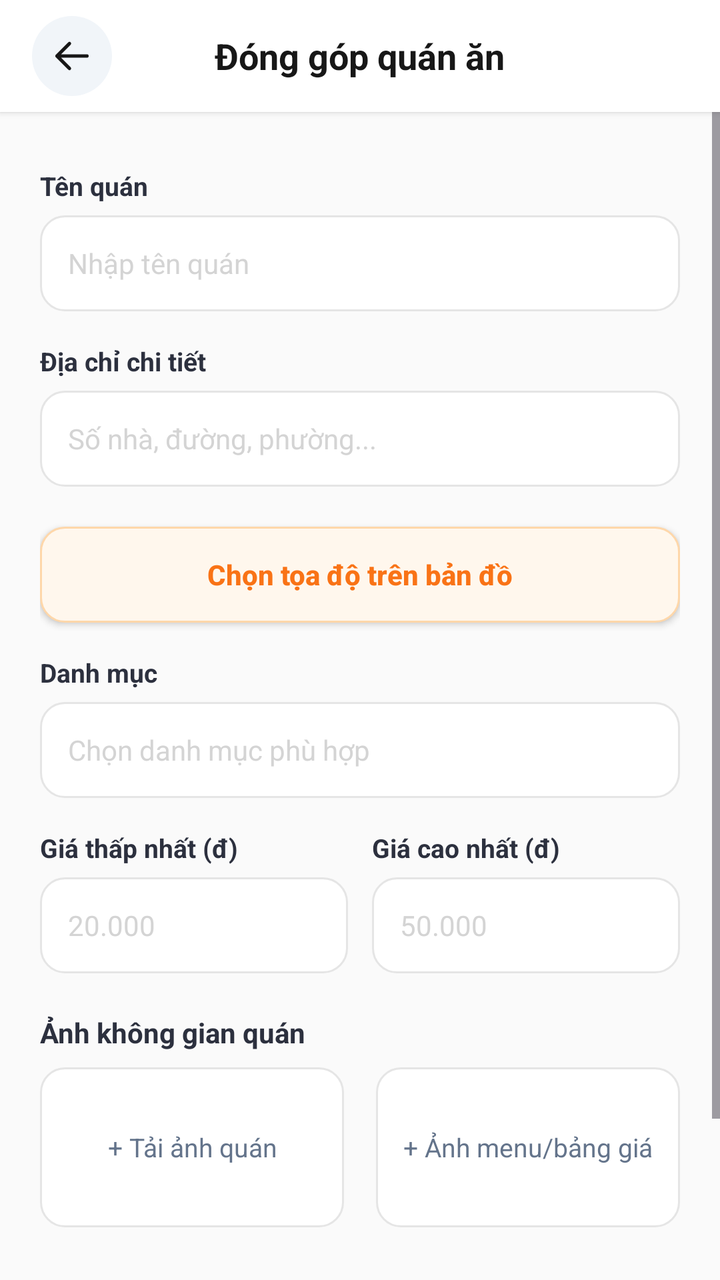
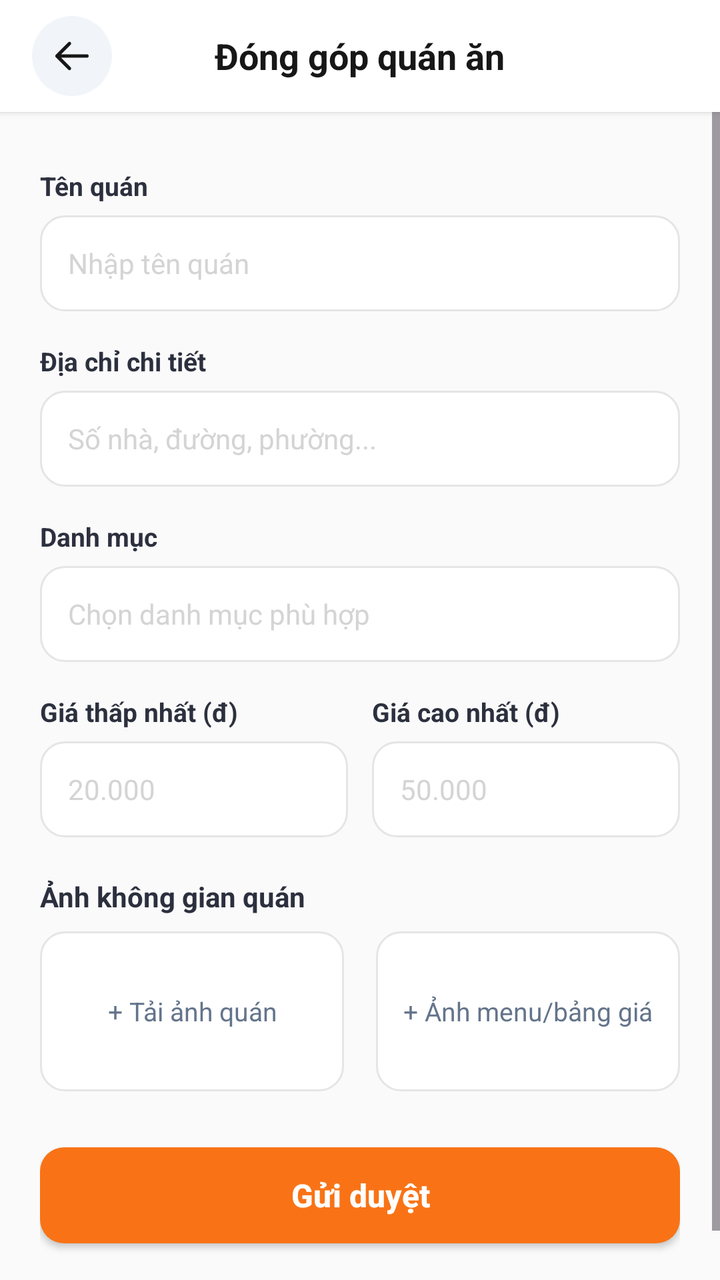

The first picture is an Android layout as it rendered before a commit; the second is the same layout after the commit. The layout source and the unified diff follow.
<!-- AndroidManifest.xml: application theme Theme.Unieats -->
<!-- res/layout/activity_contribute_restaurant.xml -->
<?xml version="1.0" encoding="utf-8"?>
<LinearLayout xmlns:android="http://schemas.android.com/apk/res/android"
    xmlns:app="http://schemas.android.com/apk/res-auto"
    xmlns:tools="http://schemas.android.com/tools"
    android:id="@+id/main"
    android:layout_width="match_parent"
    android:layout_height="match_parent"
    android:background="@color/canvas"
    android:orientation="vertical"
    tools:context=".activities.restaurants.ContributeRestaurantActivity">

    
    <RelativeLayout
        android:layout_width="match_parent"
        android:layout_height="56dp"
        android:background="@color/neutral_0"
        android:elevation="2dp"
        android:paddingHorizontal="16dp">

        <ImageView
            android:id="@+id/tvBack"
            android:layout_width="40dp"
            android:layout_height="40dp"
            android:layout_alignParentStart="true"
            android:layout_centerVertical="true"
            android:background="@drawable/bg_circle_orange"
            android:backgroundTint="#F1F5F9"
            android:clickable="true"
            android:focusable="true"
            android:padding="10dp"
            android:src="@drawable/ic_arrow_left"
            app:tint="@color/neutral_900" />

        <TextView
            android:id="@+id/tvHeaderTitle"
            android:layout_width="wrap_content"
            android:layout_height="wrap_content"
            android:layout_centerInParent="true"
            android:text="Đóng góp quán ăn"
            android:textColor="@color/neutral_900"
            android:textSize="18sp"
            android:textStyle="bold" />
    </RelativeLayout>

    <ScrollView
        android:layout_width="match_parent"
        android:layout_height="match_parent"
        android:fillViewport="true">

        <LinearLayout
            android:layout_width="match_parent"
            android:layout_height="wrap_content"
            android:orientation="vertical"
            android:padding="20dp">

            
            <TextView
                android:layout_width="wrap_content"
                android:layout_height="wrap_content"
                android:layout_marginTop="8dp"
                android:layout_marginBottom="6dp"
                android:text="Tên quán"
                android:textColor="@color/dark_700"
                android:textSize="13sp"
                android:textStyle="bold" />

            <EditText
                android:id="@+id/etName"
                android:layout_width="match_parent"
                android:layout_height="48dp"
                android:background="@drawable/bg_input_field"
                android:hint="Nhập tên quán"
                android:inputType="textPersonName"
                android:paddingHorizontal="14dp"
                android:singleLine="true"
                android:textColor="@color/neutral_900"
                android:textColorHint="@color/neutral_300"
                android:textSize="14sp" />

            
            <TextView
                android:layout_width="wrap_content"
                android:layout_height="wrap_content"
                android:layout_marginTop="16dp"
                android:layout_marginBottom="6dp"
                android:text="Địa chỉ chi tiết"
                android:textColor="@color/dark_700"
                android:textSize="13sp"
                android:textStyle="bold" />

            <EditText
                android:id="@+id/etAddress"
                android:layout_width="match_parent"
                android:layout_height="48dp"
                android:background="@drawable/bg_input_field"
                android:hint="Số nhà, đường, phường..."
                android:inputType="textPostalAddress"
                android:paddingHorizontal="14dp"
                android:singleLine="true"
                android:textColor="@color/neutral_900"
                android:textColorHint="@color/neutral_300"
                android:textSize="14sp" />

            
            <androidx.appcompat.widget.AppCompatButton
                android:id="@+id/btnSelectCoordinates"
                android:layout_width="match_parent"
                android:layout_height="48dp"
                android:layout_marginTop="20dp"
                android:background="@drawable/bg_button_google"
                android:text="Chọn tọa độ trên bản đồ"
                android:textAllCaps="false"
                android:textColor="@color/orange_500"
                android:textSize="14sp"
                android:textStyle="bold" />

            
            <TextView
                android:layout_width="wrap_content"
                android:layout_height="wrap_content"
                android:layout_marginTop="16dp"
                android:layout_marginBottom="6dp"
                android:text="Danh mục"
                android:textColor="@color/dark_700"
                android:textSize="13sp"
                android:textStyle="bold" />

            <EditText
                android:id="@+id/etCategory"
                android:layout_width="match_parent"
                android:layout_height="48dp"
                android:background="@drawable/bg_input_field"
                android:hint="Chọn danh mục phù hợp"
                android:inputType="text"
                android:paddingHorizontal="14dp"
                android:singleLine="true"
                android:textColor="@color/neutral_900"
                android:textColorHint="@color/neutral_300"
                android:textSize="14sp" />

            
            <LinearLayout
                android:layout_width="match_parent"
                android:layout_height="wrap_content"
                android:layout_marginTop="16dp"
                android:orientation="horizontal">

                <LinearLayout
                    android:layout_width="0dp"
                    android:layout_height="wrap_content"
                    android:layout_marginEnd="6dp"
                    android:layout_weight="1"
                    android:orientation="vertical">

                    <TextView
                        android:layout_width="wrap_content"
                        android:layout_height="wrap_content"
                        android:layout_marginBottom="6dp"
                        android:text="Giá thấp nhất (đ)"
                        android:textColor="@color/dark_700"
                        android:textSize="13sp"
                        android:textStyle="bold" />

                    <EditText
                        android:id="@+id/etPriceMin"
                        android:layout_width="match_parent"
                        android:layout_height="48dp"
                        android:background="@drawable/bg_input_field"
                        android:hint="20.000"
                        android:inputType="number"
                        android:paddingHorizontal="14dp"
                        android:singleLine="true"
                        android:textColor="@color/neutral_900"
                        android:textColorHint="@color/neutral_300"
                        android:textSize="14sp" />
                </LinearLayout>

                <LinearLayout
                    android:layout_width="0dp"
                    android:layout_height="wrap_content"
                    android:layout_marginStart="6dp"
                    android:layout_weight="1"
                    android:orientation="vertical">

                    <TextView
                        android:layout_width="wrap_content"
                        android:layout_height="wrap_content"
                        android:layout_marginBottom="6dp"
                        android:text="Giá cao nhất (đ)"
                        android:textColor="@color/dark_700"
                        android:textSize="13sp"
                        android:textStyle="bold" />

                    <EditText
                        android:id="@+id/etPriceMax"
                        android:layout_width="match_parent"
                        android:layout_height="48dp"
                        android:background="@drawable/bg_input_field"
                        android:hint="50.000"
                        android:inputType="number"
                        android:paddingHorizontal="14dp"
                        android:singleLine="true"
                        android:textColor="@color/neutral_900"
                        android:textColorHint="@color/neutral_300"
                        android:textSize="14sp" />
                </LinearLayout>
            </LinearLayout>

            
            <TextView
                android:layout_width="wrap_content"
                android:layout_height="wrap_content"
                android:layout_marginTop="20dp"
                android:layout_marginBottom="8dp"
                android:text="Ảnh không gian quán"
                android:textColor="@color/dark_700"
                android:textSize="14sp"
                android:textStyle="bold" />

            <LinearLayout
                android:layout_width="match_parent"
                android:layout_height="wrap_content"
                android:orientation="horizontal">

                <TextView
                    android:id="@+id/tvUploadCover"
                    android:layout_width="0dp"
                    android:layout_height="80dp"
                    android:layout_marginEnd="8dp"
                    android:layout_weight="1"
                    android:background="@drawable/bg_input_field"
                    android:clickable="true"
                    android:focusable="true"
                    android:gravity="center"
                    android:padding="8dp"
                    android:text="+ Tải ảnh quán"
                    android:textColor="#64748B"
                    android:textSize="13sp" />

                <TextView
                    android:id="@+id/tvUploadMenu"
                    android:layout_width="0dp"
                    android:layout_height="80dp"
                    android:layout_marginStart="8dp"
                    android:layout_weight="1"
                    android:background="@drawable/bg_input_field"
                    android:clickable="true"
                    android:focusable="true"
                    android:gravity="center"
                    android:padding="8dp"
                    android:text="+ Ảnh menu/bảng giá"
                    android:textColor="#64748B"
                    android:textSize="13sp" />
            </LinearLayout>

            
            <androidx.appcompat.widget.AppCompatButton
                android:id="@+id/btnSubmit"
                android:layout_width="match_parent"
                android:layout_height="48dp"
                android:layout_marginTop="28dp"
                android:layout_marginBottom="24dp"
                android:background="@drawable/bg_button_orange"
                android:text="Gửi duyệt"
                android:textAllCaps="false"
                android:textColor="@color/neutral_0"
                android:textSize="16sp"
                android:textStyle="bold" />

        </LinearLayout>
    </ScrollView>
</LinearLayout>
<!-- resources referenced by this layout -->
<resources>
  <color name="canvas">@color/neutral_50</color>
  <color name="dark_700">#2C303E</color>
  <color name="neutral_0">#FFFFFF</color>
  <color name="neutral_300">#D4D4D4</color>
  <color name="neutral_900">#171717</color>
  <color name="orange_500">#F97316</color>
  <!-- drawable bg_button_google (drawable) -->
  <?xml version="1.0" encoding="utf-8"?>
  <shape xmlns:android="http://schemas.android.com/apk/res/android"
      android:shape="rectangle">
      <solid android:color="@color/orange_50" />
      <stroke
          android:width="1dp"
          android:color="#FED7AA" />
      <corners android:radius="12dp" />
  </shape>
  <!-- drawable bg_button_orange (drawable) -->
  <?xml version="1.0" encoding="utf-8"?>
  <shape xmlns:android="http://schemas.android.com/apk/res/android"
      android:shape="rectangle">
      <solid android:color="@color/orange_500" />
      <corners android:radius="12dp" />
  </shape>
  <!-- drawable bg_circle_orange (drawable) -->
  <?xml version="1.0" encoding="utf-8"?>
  <shape xmlns:android="http://schemas.android.com/apk/res/android"
      android:shape="oval">
      <solid android:color="@color/orange_500" />
  </shape>
  <!-- drawable bg_input_field (drawable) -->
  <?xml version="1.0" encoding="utf-8"?>
  <shape xmlns:android="http://schemas.android.com/apk/res/android"
      android:shape="rectangle">
      <solid android:color="@color/neutral_0" />
      <stroke
          android:width="1dp"
          android:color="@color/neutral_200" />
      <corners android:radius="12dp" />
  </shape>
  <!-- drawable ic_arrow_left (drawable) -->
  <vector xmlns:android="http://schemas.android.com/apk/res/android"
      android:width="24dp"
      android:height="24dp"
      android:viewportWidth="24"
      android:viewportHeight="24">
      <path
          android:strokeColor="#0F172A"
          android:strokeWidth="2.0"
          android:strokeLineCap="round"
          android:strokeLineJoin="round"
          android:pathData="M 10.5 19.5 L 3 12 M 3 12 L 10.5 4.5 M 3 12 H 21" />
  </vector>
  <style name="Theme.Unieats" parent="Base.Theme.UniEats" />
  <color name="neutral_50">#FAFAFA</color>
  <color name="orange_50">#FFF7ED</color>
  <color name="neutral_200">#E5E5E5</color>
  <style name="Base.Theme.UniEats" parent="Theme.Material3.DayNight.NoActionBar">
          
      </style>
</resources>

<!-- the commit's change to res/layout/activity_contribute_restaurant.xml (unified diff, before → after) -->
@@ -100,19 +100,6 @@
                 android:textColor="@color/neutral_900"
                 android:textColorHint="@color/neutral_300"
                 android:textSize="14sp" />
-
-            
-            <androidx.appcompat.widget.AppCompatButton
-                android:id="@+id/btnSelectCoordinates"
-                android:layout_width="match_parent"
-                android:layout_height="48dp"
-                android:layout_marginTop="20dp"
-                android:background="@drawable/bg_button_google"
-                android:text="Chọn tọa độ trên bản đồ"
-                android:textAllCaps="false"
-                android:textColor="@color/orange_500"
-                android:textSize="14sp"
-                android:textStyle="bold" />
 
             
             <TextView
<!-- resource entries referenced after the edit -->
@@ -6,16 +6,6 @@
   <color name="neutral_300">#D4D4D4</color>
   <color name="neutral_900">#171717</color>
   <color name="orange_500">#F97316</color>
-  <!-- drawable bg_button_google (drawable) -->
-  <?xml version="1.0" encoding="utf-8"?>
-  <shape xmlns:android="http://schemas.android.com/apk/res/android"
-      android:shape="rectangle">
-      <solid android:color="@color/orange_50" />
-      <stroke
-          android:width="1dp"
-          android:color="#FED7AA" />
-      <corners android:radius="12dp" />
-  </shape>
   <!-- drawable bg_button_orange (drawable) -->
   <?xml version="1.0" encoding="utf-8"?>
   <shape xmlns:android="http://schemas.android.com/apk/res/android"
@@ -54,7 +44,6 @@
   </vector>
   <style name="Theme.Unieats" parent="Base.Theme.UniEats" />
   <color name="neutral_50">#FAFAFA</color>
-  <color name="orange_50">#FFF7ED</color>
   <color name="neutral_200">#E5E5E5</color>
   <style name="Base.Theme.UniEats" parent="Theme.Material3.DayNight.NoActionBar">
           
